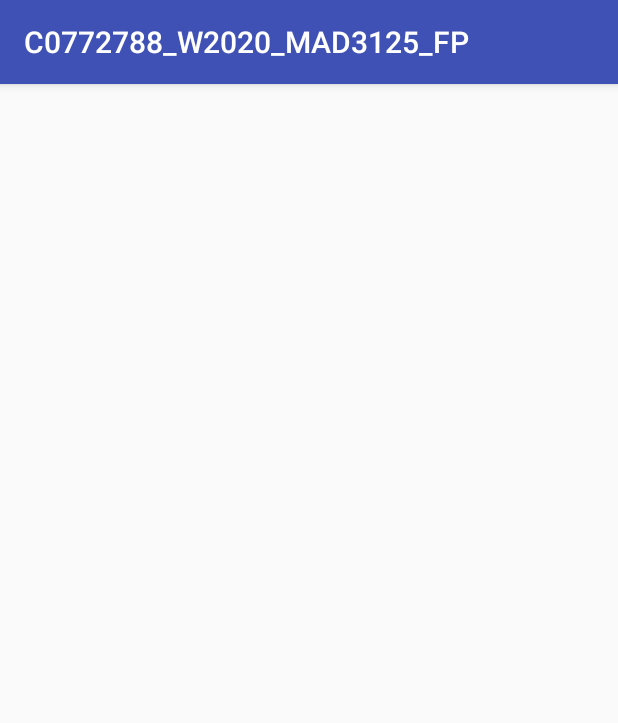
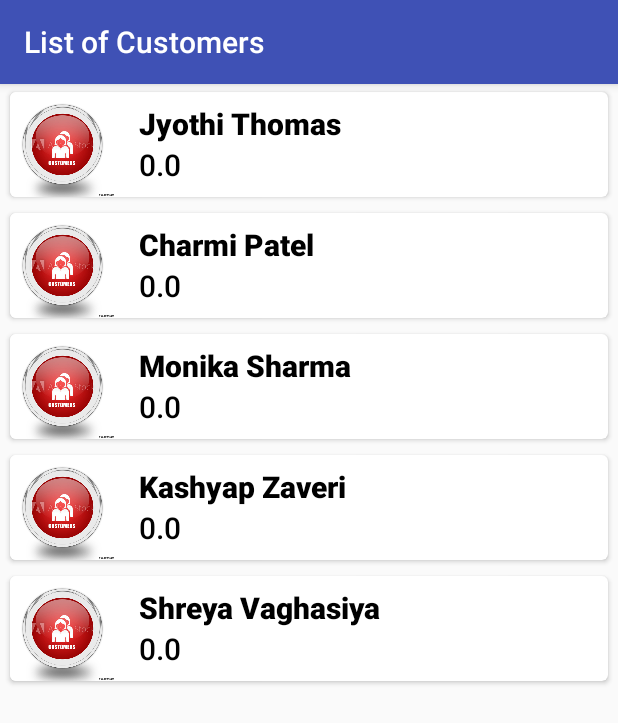
Before and after one commit to avanipatel9/C0772788_W2020_MAD3125_FP, an Android app: the CustomerListActivity screen opened directly, with no data from a screen before it, on a phone screen of 412 x 824 dp. Shown: the top 723 px of the screen. Run offline under Robolectric (Android 15) with nearby library versions, the phone set to English and light mode, and no system bars.

Commit message:
[AP] List of Customers displayed on CustomerListActivity

```diff
--- a/app/src/main/java/com/avanipatel9/c0772788_w2020_mad3125_fp/adapters/CustomerListAdapter.java
+++ b/app/src/main/java/com/avanipatel9/c0772788_w2020_mad3125_fp/adapters/CustomerListAdapter.java
@@ -41,7 +41,7 @@ public class CustomerListAdapter extends RecyclerView.Adapter<CustomerListAdapte
         Customer mCustomer = this.customerArrayList.get(position);
         holder.txtCustomerName.setText(mCustomer.getFullName());
         holder.txtTotalBill.setText(String.valueOf(mCustomer.getTotalBillToPay()));
-        holder.imgCustomer.setImageResource(R.drawable.login);
+        holder.imgCustomer.setImageResource(R.drawable.customers);
 
         holder.itemView.setOnClickListener(new View.OnClickListener() {
             @Override
--- a/app/src/main/java/com/avanipatel9/c0772788_w2020_mad3125_fp/ui/CustomerListActivity.java
+++ b/app/src/main/java/com/avanipatel9/c0772788_w2020_mad3125_fp/ui/CustomerListActivity.java
@@ -1,16 +1,39 @@
 package com.avanipatel9.c0772788_w2020_mad3125_fp.ui;
 
 import androidx.appcompat.app.AppCompatActivity;
+import androidx.recyclerview.widget.LinearLayoutManager;
+import androidx.recyclerview.widget.RecyclerView;
 
 import android.os.Bundle;
 
 import com.avanipatel9.c0772788_w2020_mad3125_fp.R;
+import com.avanipatel9.c0772788_w2020_mad3125_fp.adapters.CustomerListAdapter;
+import com.avanipatel9.c0772788_w2020_mad3125_fp.models.Customer;
+import com.avanipatel9.c0772788_w2020_mad3125_fp.util.DataRepository;
+
+import java.util.ArrayList;
 
 public class CustomerListActivity extends AppCompatActivity {
+
+    private RecyclerView rvCustomerList;
+    private ArrayList<Customer> customers;
+    private CustomerListAdapter customerListAdapter;
 
     @Override
     protected void onCreate(Bundle savedInstanceState) {
         super.onCreate(savedInstanceState);
         setContentView(R.layout.activity_customer_list);
+        getSupportActionBar().setTitle("List of Customers");
+
+        DataRepository dataRepository = DataRepository.getInstance();
+        dataRepository.loadData();
+        customers = dataRepository.getAllCustomers();
+
+        rvCustomerList = findViewById(R.id.rv_customer_list);
+        customerListAdapter = new CustomerListAdapter(customers);
+        RecyclerView.LayoutManager mLinearLayoutManager = new LinearLayoutManager(this, LinearLayoutManager.VERTICAL, false);
+        rvCustomerList.setLayoutManager(mLinearLayoutManager);
+
+        rvCustomerList.setAdapter(customerListAdapter);
     }
 }
--- a/app/src/main/java/com/avanipatel9/c0772788_w2020_mad3125_fp/util/DataRepository.java
+++ b/app/src/main/java/com/avanipatel9/c0772788_w2020_mad3125_fp/util/DataRepository.java
@@ -2,7 +2,10 @@ package com.avanipatel9.c0772788_w2020_mad3125_fp.util;
 
 import com.avanipatel9.c0772788_w2020_mad3125_fp.models.Customer;
 
+import java.util.ArrayList;
+import java.util.Collection;
 import java.util.Dictionary;
+import java.util.HashMap;
 
 public class DataRepository {
 
@@ -14,10 +17,16 @@ public class DataRepository {
 
     private DataRepository(){ }
 
-    private Dictionary<String, Customer> customerDictionary;
+    private HashMap<String, Customer> customerHashMap = new HashMap<>();
 
-    public Dictionary<String, Customer> getCustomerDictionary() {
-        return this.customerDictionary;
+    public HashMap<String, Customer> getCustomerHashMap() {
+        return this.customerHashMap;
+    }
+
+    public ArrayList<Customer> getAllCustomers()
+    {
+        Collection<Customer> tempCustomerList = customerHashMap.values();
+        return new ArrayList<>(tempCustomerList);
     }
 
     public void loadData()
@@ -28,10 +37,10 @@ public class DataRepository {
         Customer c4 = new Customer("C004", "Kashyap", "Zaveri", "kashyap@gmail.com");
         Customer c5 = new Customer("C005", "Monika", "Sharma", "monika@gmail.com");
 
-        customerDictionary.put(c1.getCustomerID(), c1);
-        customerDictionary.put(c2.getCustomerID(), c2);
-        customerDictionary.put(c3.getCustomerID(), c3);
-        customerDictionary.put(c4.getCustomerID(), c4);
-        customerDictionary.put(c5.getCustomerID(), c5);
+        customerHashMap.put(c1.getCustomerID(), c1);
+        customerHashMap.put(c2.getCustomerID(), c2);
+        customerHashMap.put(c3.getCustomerID(), c3);
+        customerHashMap.put(c4.getCustomerID(), c4);
+        customerHashMap.put(c5.getCustomerID(), c5);
     }
 }
--- a/app/src/main/res/layout/activity_customer_list.xml
+++ b/app/src/main/res/layout/activity_customer_list.xml
@@ -7,7 +7,7 @@
     tools:context=".ui.CustomerListActivity">
 
     <androidx.recyclerview.widget.RecyclerView
-        android:id="@+id/rv_attraction_list"
+        android:id="@+id/rv_customer_list"
         android:layout_width="409dp"
         android:layout_height="0dp"
         android:layout_marginStart="8dp"
--- a/app/src/main/res/layout/item_customer.xml
+++ b/app/src/main/res/layout/item_customer.xml
@@ -15,8 +15,8 @@
 
         <ImageView
             android:id="@+id/img_customer"
-            android:layout_width="150dp"
-            android:layout_height="150dp"
+            android:layout_width="70dp"
+            android:layout_height="70dp"
             tools:srcCompat="@tools:sample/avatars" />
         <LinearLayout
             android:layout_width="match_parent"
@@ -32,7 +32,7 @@
             android:text="TextView"
             android:textAlignment="viewStart"
             android:textColor="#000000"
-            android:textSize="25sp"
+            android:textSize="20sp"
             android:textStyle="bold"/>
 
             <TextView
@@ -42,7 +42,6 @@
                 android:fontFamily="sans-serif-medium"
                 android:paddingStart="16dp"
                 android:text="TextView1"
-                android:layout_marginTop="16dp"
                 android:textAlignment="viewStart"
                 android:textColor="#000000"
                 android:textSize="20sp"/>
```
Also changed, not shown: app/src/main/res/drawable/customers.png (added).
